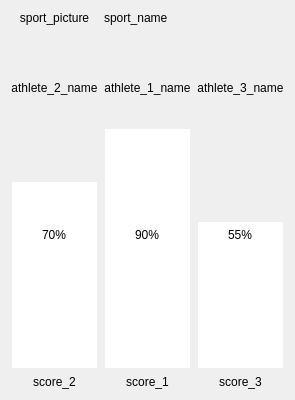
Old version of the form dynamic-display/ui/DisciplineWidget_progress.ui in the repository CentraleFitness/dynamic_display.
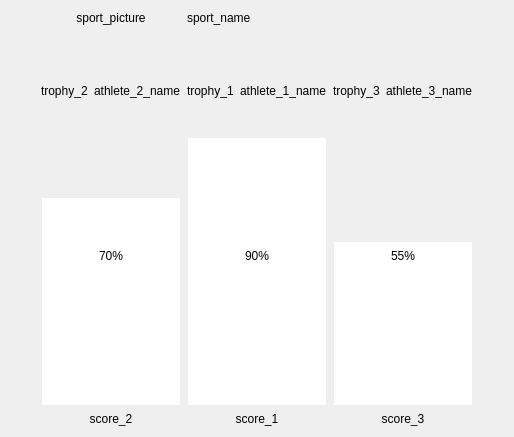
New version of the form.

The edit to the form file:
```diff
--- a/dynamic-display/ui/DisciplineWidget_progress.ui
+++ b/dynamic-display/ui/DisciplineWidget_progress.ui
@@ -6,8 +6,8 @@
    <rect>
     <x>0</x>
     <y>0</y>
-    <width>255</width>
-    <height>400</height>
+    <width>415</width>
+    <height>437</height>
    </rect>
   </property>
   <property name="sizePolicy">
@@ -37,58 +37,40 @@
 }</string>
   </property>
   <layout class="QGridLayout" name="gridLayout">
+   <item row="0" column="2">
+    <widget class="QLabel" name="sport_pic">
+     <property name="text">
+      <string>sport_picture</string>
+     </property>
+     <property name="alignment">
+      <set>Qt::AlignCenter</set>
+     </property>
+    </widget>
+   </item>
+   <item row="0" column="3" colspan="2">
+    <widget class="QLabel" name="sport_name">
+     <property name="sizePolicy">
+      <sizepolicy hsizetype="Expanding" vsizetype="Preferred">
+       <horstretch>0</horstretch>
+       <verstretch>0</verstretch>
+      </sizepolicy>
+     </property>
+     <property name="text">
+      <string>sport_name</string>
+     </property>
+    </widget>
+   </item>
    <item row="5" column="2">
-    <widget class="QLabel" name="score_1">
-     <property name="enabled">
-      <bool>true</bool>
-     </property>
-     <property name="sizePolicy">
-      <sizepolicy hsizetype="Preferred" vsizetype="Minimum">
-       <horstretch>0</horstretch>
-       <verstretch>0</verstretch>
-      </sizepolicy>
-     </property>
+    <widget class="QLabel" name="score_2">
      <property name="text">
-      <string>score_1</string>
+      <string>score_2</string>
      </property>
      <property name="alignment">
       <set>Qt::AlignHCenter|Qt::AlignTop</set>
      </property>
     </widget>
    </item>
-   <item row="2" column="1">
-    <widget class="QLabel" name="athlete_2_name">
-     <property name="sizePolicy">
-      <sizepolicy hsizetype="Preferred" vsizetype="Minimum">
-       <horstretch>0</horstretch>
-       <verstretch>0</verstretch>
-      </sizepolicy>
-     </property>
-     <property name="text">
-      <string>athlete_2_name</string>
-     </property>
-     <property name="alignment">
-      <set>Qt::AlignBottom|Qt::AlignHCenter</set>
-     </property>
-    </widget>
-   </item>
-   <item row="2" column="3">
-    <widget class="QLabel" name="athlete_3_name">
-     <property name="sizePolicy">
-      <sizepolicy hsizetype="Preferred" vsizetype="Minimum">
-       <horstretch>0</horstretch>
-       <verstretch>0</verstretch>
-      </sizepolicy>
-     </property>
-     <property name="text">
-      <string>athlete_3_name</string>
-     </property>
-     <property name="alignment">
-      <set>Qt::AlignBottom|Qt::AlignHCenter</set>
-     </property>
-    </widget>
-   </item>
-   <item row="1" column="2">
+   <item row="1" column="3">
     <spacer name="verticalSpacer">
      <property name="orientation">
       <enum>Qt::Vertical</enum>
@@ -104,66 +86,7 @@
      </property>
     </spacer>
    </item>
-   <item row="5" column="1">
-    <widget class="QLabel" name="score_2">
-     <property name="text">
-      <string>score_2</string>
-     </property>
-     <property name="alignment">
-      <set>Qt::AlignHCenter|Qt::AlignTop</set>
-     </property>
-    </widget>
-   </item>
-   <item row="2" column="2">
-    <widget class="QLabel" name="athlete_1_name">
-     <property name="sizePolicy">
-      <sizepolicy hsizetype="Preferred" vsizetype="Fixed">
-       <horstretch>0</horstretch>
-       <verstretch>0</verstretch>
-      </sizepolicy>
-     </property>
-     <property name="text">
-      <string>athlete_1_name</string>
-     </property>
-     <property name="alignment">
-      <set>Qt::AlignBottom|Qt::AlignHCenter</set>
-     </property>
-    </widget>
-   </item>
-   <item row="0" column="2" colspan="2">
-    <widget class="QLabel" name="sport_name">
-     <property name="sizePolicy">
-      <sizepolicy hsizetype="Expanding" vsizetype="Preferred">
-       <horstretch>0</horstretch>
-       <verstretch>0</verstretch>
-      </sizepolicy>
-     </property>
-     <property name="text">
-      <string>sport_name</string>
-     </property>
-    </widget>
-   </item>
-   <item row="0" column="1">
-    <widget class="QLabel" name="sport_pic">
-     <property name="text">
-      <string>sport_picture</string>
-     </property>
-     <property name="alignment">
-      <set>Qt::AlignCenter</set>
-     </property>
-    </widget>
-   </item>
-   <item row="5" column="3">
-    <widget class="QLabel" name="score_3">
-     <property name="text">
-      <string>score_3</string>
-     </property>
-     <property name="alignment">
-      <set>Qt::AlignHCenter|Qt::AlignTop</set>
-     </property>
-    </widget>
-   </item>
-   <item row="4" column="1">
+   <item row="4" column="2">
     <widget class="QProgressBar" name="progressBar_2">
      <property name="sizePolicy">
       <sizepolicy hsizetype="Expanding" vsizetype="Expanding">
@@ -183,6 +106,25 @@
     </widget>
    </item>
    <item row="4" column="3">
+    <widget class="QProgressBar" name="progressBar_1">
+     <property name="sizePolicy">
+      <sizepolicy hsizetype="Expanding" vsizetype="Expanding">
+       <horstretch>0</horstretch>
+       <verstretch>0</verstretch>
+      </sizepolicy>
+     </property>
+     <property name="value">
+      <number>90</number>
+     </property>
+     <property name="alignment">
+      <set>Qt::AlignCenter</set>
+     </property>
+     <property name="orientation">
+      <enum>Qt::Vertical</enum>
+     </property>
+    </widget>
+   </item>
+   <item row="4" column="4">
     <widget class="QProgressBar" name="progressBar_3">
      <property name="sizePolicy">
       <sizepolicy hsizetype="Expanding" vsizetype="Expanding">
@@ -199,30 +141,174 @@
      <property name="alignment">
       <set>Qt::AlignLeading|Qt::AlignLeft|Qt::AlignVCenter</set>
      </property>
+     <property name="textVisible">
+      <bool>true</bool>
+     </property>
      <property name="orientation">
       <enum>Qt::Vertical</enum>
      </property>
     </widget>
    </item>
-   <item row="4" column="2">
-    <widget class="QProgressBar" name="progressBar_1">
+   <item row="5" column="3">
+    <widget class="QLabel" name="score_1">
+     <property name="enabled">
+      <bool>true</bool>
+     </property>
      <property name="sizePolicy">
-      <sizepolicy hsizetype="Expanding" vsizetype="Expanding">
+      <sizepolicy hsizetype="Preferred" vsizetype="Minimum">
        <horstretch>0</horstretch>
        <verstretch>0</verstretch>
       </sizepolicy>
      </property>
-     <property name="value">
-      <number>90</number>
+     <property name="text">
+      <string>score_1</string>
      </property>
      <property name="alignment">
-      <set>Qt::AlignCenter</set>
+      <set>Qt::AlignHCenter|Qt::AlignTop</set>
      </property>
-     <property name="orientation">
-      <enum>Qt::Vertical</enum>
+    </widget>
+   </item>
+   <item row="5" column="4">
+    <widget class="QLabel" name="score_3">
+     <property name="text">
+      <string>score_3</string>
      </property>
+     <property name="alignment">
+      <set>Qt::AlignHCenter|Qt::AlignTop</set>
+     </property>
     </widget>
    </item>
+   <item row="2" column="2">
+    <layout class="QHBoxLayout" name="athlete_2_layout">
+     <item>
+      <widget class="QLabel" name="trophy_2">
+       <property name="sizePolicy">
+        <sizepolicy hsizetype="Fixed" vsizetype="Preferred">
+         <horstretch>0</horstretch>
+         <verstretch>0</verstretch>
+        </sizepolicy>
+       </property>
+       <property name="text">
+        <string>trophy_2</string>
+       </property>
+      </widget>
+     </item>
+     <item>
+      <widget class="QLabel" name="athlete_2_name">
+       <property name="sizePolicy">
+        <sizepolicy hsizetype="Preferred" vsizetype="Minimum">
+         <horstretch>0</horstretch>
+         <verstretch>0</verstretch>
+        </sizepolicy>
+       </property>
+       <property name="text">
+        <string>athlete_2_name</string>
+       </property>
+       <property name="alignment">
+        <set>Qt::AlignLeading|Qt::AlignLeft|Qt::AlignVCenter</set>
+       </property>
+      </widget>
+     </item>
+    </layout>
+   </item>
+   <item row="2" column="4">
+    <layout class="QHBoxLayout" name="athlete_3_layout">
+     <item>
+      <widget class="QLabel" name="trophy_3">
+       <property name="sizePolicy">
+        <sizepolicy hsizetype="Fixed" vsizetype="Preferred">
+         <horstretch>0</horstretch>
+         <verstretch>0</verstretch>
+        </sizepolicy>
+       </property>
+       <property name="text">
+        <string>trophy_3</string>
+       </property>
+      </widget>
+     </item>
+     <item>
+      <widget class="QLabel" name="athlete_3_name">
+       <property name="sizePolicy">
+        <sizepolicy hsizetype="Preferred" vsizetype="Minimum">
+         <horstretch>0</horstretch>
+         <verstretch>0</verstretch>
+        </sizepolicy>
+       </property>
+       <property name="text">
+        <string>athlete_3_name</string>
+       </property>
+       <property name="alignment">
+        <set>Qt::AlignLeading|Qt::AlignLeft|Qt::AlignVCenter</set>
+       </property>
+      </widget>
+     </item>
+    </layout>
+   </item>
+   <item row="2" column="5">
+    <spacer name="horizontalSpacer_2">
+     <property name="orientation">
+      <enum>Qt::Horizontal</enum>
+     </property>
+     <property name="sizeType">
+      <enum>QSizePolicy::MinimumExpanding</enum>
+     </property>
+     <property name="sizeHint" stdset="0">
+      <size>
+       <width>30</width>
+       <height>20</height>
+      </size>
+     </property>
+    </spacer>
+   </item>
+   <item row="2" column="0">
+    <spacer name="horizontalSpacer">
+     <property name="orientation">
+      <enum>Qt::Horizontal</enum>
+     </property>
+     <property name="sizeType">
+      <enum>QSizePolicy::MinimumExpanding</enum>
+     </property>
+     <property name="sizeHint" stdset="0">
+      <size>
+       <width>30</width>
+       <height>20</height>
+      </size>
+     </property>
+    </spacer>
+   </item>
+   <item row="2" column="3">
+    <layout class="QHBoxLayout" name="athlete_1_layout">
+     <item>
+      <widget class="QLabel" name="trophy_1">
+       <property name="sizePolicy">
+        <sizepolicy hsizetype="Fixed" vsizetype="Preferred">
+         <horstretch>0</horstretch>
+         <verstretch>0</verstretch>
+        </sizepolicy>
+       </property>
+       <property name="text">
+        <string>trophy_1</string>
+       </property>
+      </widget>
+     </item>
+     <item>
+      <widget class="QLabel" name="athlete_1_name">
+       <property name="sizePolicy">
+        <sizepolicy hsizetype="Preferred" vsizetype="Fixed">
+         <horstretch>0</horstretch>
+         <verstretch>0</verstretch>
+        </sizepolicy>
+       </property>
+       <property name="text">
+        <string>athlete_1_name</string>
+       </property>
+       <property name="alignment">
+        <set>Qt::AlignBottom|Qt::AlignLeading|Qt::AlignLeft</set>
+       </property>
+      </widget>
+     </item>
+    </layout>
+   </item>
   </layout>
  </widget>
  <resources/>
```
